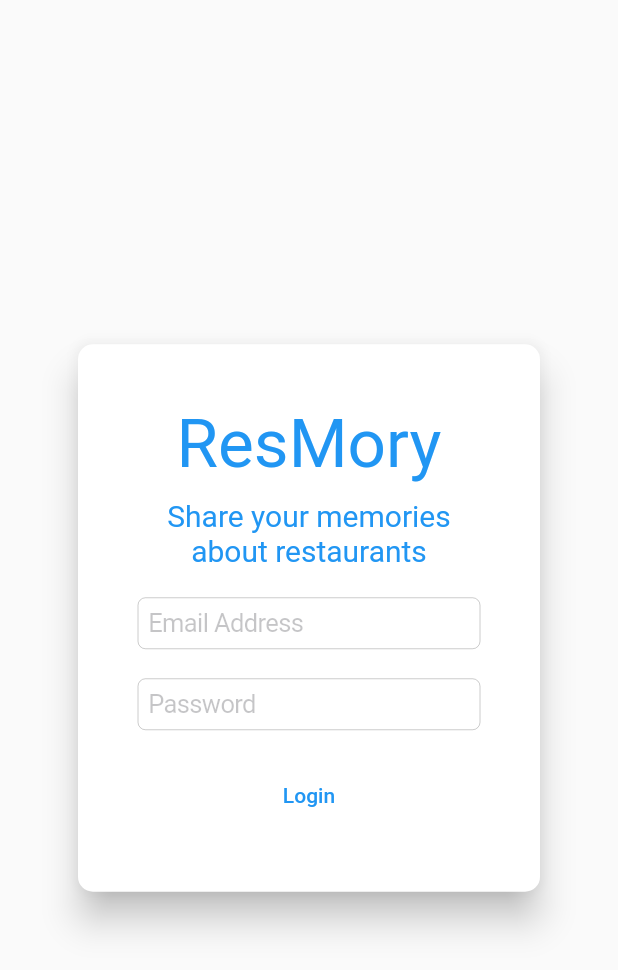
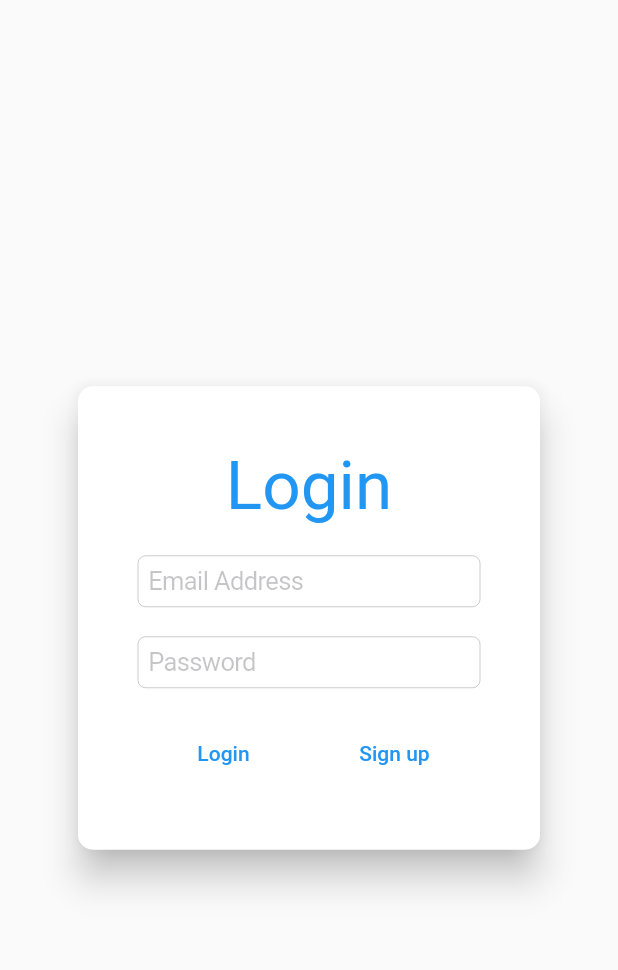
Before and after one commit to zerodice0/ResmoryFlutter, a Flutter app: the screen it shows after launch, on a phone screen of 412 x 824 dp. Shown: the top 970 px of the screen. Run offline on Flutter 3.47's test engine with Material 2 defaults, Android fonts, the phone set to English and light mode, and no system bars; our stand-ins replace firebase_core, get; accounts and stored records are empty.

Commit message:
refactor: rename login files.

```diff
--- a/lib/view/login/login.dart
+++ b/lib/view/login/login.dart
@@ -1,3 +1,3 @@
-export 'login_page.dart';
-export 'login_model.dart';
-export 'login_view_model.dart';
+export 'page.dart';
+export 'model.dart';
+export 'view_model.dart';
--- a/lib/view/login/login_page.dart
+++ b/lib/view/login/page.dart
@@ -1,12 +1,16 @@
 import 'package:flutter/cupertino.dart';
 import 'package:flutter/material.dart';
+import 'package:get/get.dart';
 import 'package:provider/provider.dart';
 import 'package:resmory_flutter/components/text/headline.dart';
-import 'package:resmory_flutter/view/login/login_view_model.dart';
+import '../signup/signup.dart';
+import 'view_model.dart';
 
 import '../../components/roundedCard/rounded_card.dart';
 
 class Login extends StatelessWidget {
+  static const String routeName = "Login";
+
   const Login({Key? key}) : super(key: key);
 
   @override
@@ -36,14 +40,14 @@ class _View extends StatelessWidget {
               crossAxisAlignment: CrossAxisAlignment.stretch,
               children: [
                 const Headline(
-                  text: 'ResMory',
+                  text: 'Login',
                   headlineLevel: 3,
                 ),
-                const SizedBox(height: 10),
-                const Headline(
-                  text: 'Share your memories about restaurants',
-                  headlineLevel: 6,
-                ),
+                // const SizedBox(height: 10),
+                // const Headline(
+                //   text: 'Share your memories about restaurants',
+                //   headlineLevel: 6,
+                // ),
                 const SizedBox(height: 20),
                 CupertinoTextField(
                   placeholder: "Email Address",
@@ -57,10 +61,19 @@ class _View extends StatelessWidget {
                   controller: viewModel.passwordController,
                 ),
                 const SizedBox(height: 20),
-                TextButton(
-                  onPressed: viewModel.loginToFirebase,
-                  child: const Text("Login"),
-                ),
+                Row(
+                  mainAxisAlignment: MainAxisAlignment.spaceAround,
+                  children: [
+                    TextButton(
+                      onPressed: viewModel.loginToFirebase,
+                      child: const Text("Login"),
+                    ),
+                    TextButton(
+                      onPressed: () => Get.offAndToNamed(SignUp.routeName),
+                      child: const Text("Sign up"),
+                    ),
+                  ],
+                )
               ],
             ),
           ),
```
Also changed, not shown: lib/view/login/model.dart (renamed from lib/view/login/login_model.dart), lib/view/login/view_model.dart (renamed from lib/view/login/login_view_model.dart).
